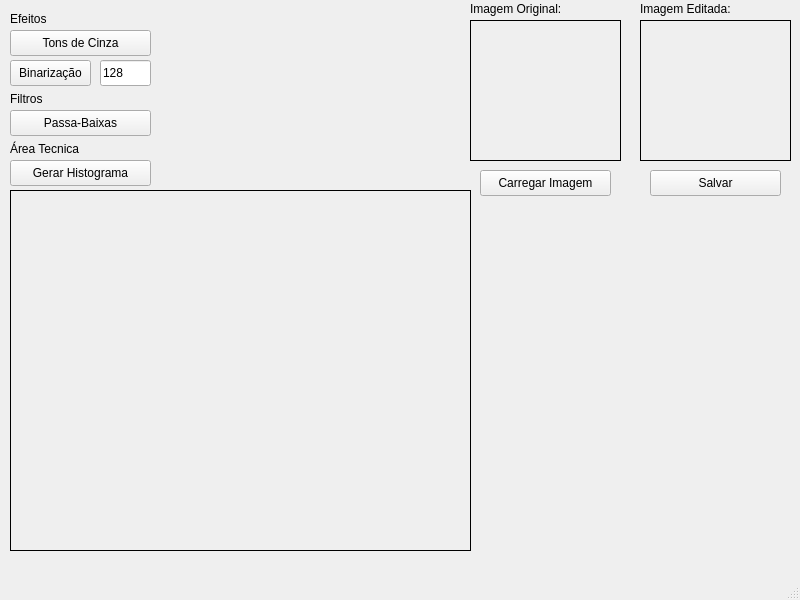
Before: the Qt Designer form mainwindow.ui in broken-usb/pdi-qt, drawn with Qt 5.
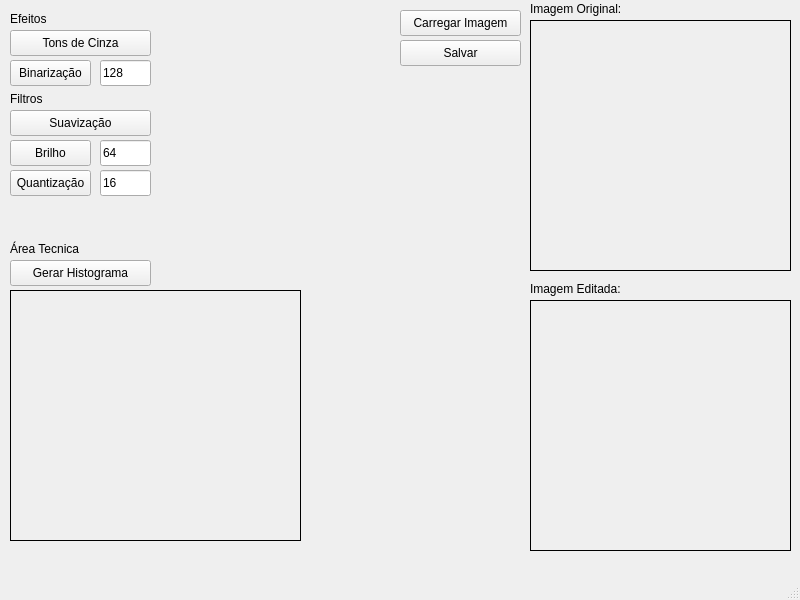
After: the same form once the commit is applied.

Commit message: Adição do efeito de Brilho e Quantização

Diff of the .ui file:
```diff
--- a/mainwindow.ui
+++ b/mainwindow.ui
@@ -17,10 +17,10 @@
    <widget class="QLabel" name="lblOriginal">
     <property name="geometry">
      <rect>
-      <x>470</x>
+      <x>530</x>
       <y>20</y>
-      <width>151</width>
-      <height>141</height>
+      <width>261</width>
+      <height>251</height>
      </rect>
     </property>
     <property name="cursor">
@@ -36,10 +36,10 @@
    <widget class="QLabel" name="lblProcessada">
     <property name="geometry">
      <rect>
-      <x>640</x>
-      <y>20</y>
-      <width>151</width>
-      <height>141</height>
+      <x>530</x>
+      <y>300</y>
+      <width>261</width>
+      <height>251</height>
      </rect>
     </property>
     <property name="cursor">
@@ -55,9 +55,9 @@
    <widget class="QPushButton" name="btnSalvar">
     <property name="geometry">
      <rect>
-      <x>650</x>
-      <y>170</y>
-      <width>131</width>
+      <x>400</x>
+      <y>40</y>
+      <width>121</width>
       <height>26</height>
      </rect>
     </property>
@@ -128,9 +128,9 @@
    <widget class="QPushButton" name="btnCarregar">
     <property name="geometry">
      <rect>
-      <x>480</x>
-      <y>170</y>
-      <width>131</width>
+      <x>400</x>
+      <y>10</y>
+      <width>121</width>
       <height>26</height>
      </rect>
     </property>
@@ -147,7 +147,7 @@
    <widget class="QLabel" name="lblTxtOriginal">
     <property name="geometry">
      <rect>
-      <x>470</x>
+      <x>530</x>
       <y>0</y>
       <width>111</width>
       <height>18</height>
@@ -160,8 +160,8 @@
    <widget class="QLabel" name="lblTxtProcessada">
     <property name="geometry">
      <rect>
-      <x>640</x>
-      <y>0</y>
+      <x>530</x>
+      <y>280</y>
       <width>111</width>
       <height>18</height>
      </rect>
@@ -199,7 +199,7 @@
      <string>&lt;html&gt;&lt;head/&gt;&lt;body&gt;&lt;p&gt;Aplica o filtro de &amp;quot;Passa Baixas&amp;quot;, mais conhecido como Blur/Borrão.&lt;/p&gt;&lt;/body&gt;&lt;/html&gt;</string>
     </property>
     <property name="text">
-     <string>Passa-Baixas</string>
+     <string>Suavização</string>
     </property>
    </widget>
    <widget class="QLabel" name="lblTxtFiltros">
@@ -219,7 +219,7 @@
     <property name="geometry">
      <rect>
       <x>10</x>
-      <y>160</y>
+      <y>260</y>
       <width>141</width>
       <height>26</height>
      </rect>
@@ -235,7 +235,7 @@
     <property name="geometry">
      <rect>
       <x>10</x>
-      <y>140</y>
+      <y>240</y>
       <width>81</width>
       <height>18</height>
      </rect>
@@ -248,9 +248,9 @@
     <property name="geometry">
      <rect>
       <x>10</x>
-      <y>190</y>
-      <width>461</width>
-      <height>361</height>
+      <y>290</y>
+      <width>291</width>
+      <height>251</height>
      </rect>
     </property>
     <property name="cursor">
@@ -266,6 +266,76 @@
      <bool>true</bool>
     </property>
    </widget>
+   <widget class="QPushButton" name="btnBrilho">
+    <property name="geometry">
+     <rect>
+      <x>10</x>
+      <y>140</y>
+      <width>81</width>
+      <height>26</height>
+     </rect>
+    </property>
+    <property name="cursor">
+     <cursorShape>PointingHandCursor</cursorShape>
+    </property>
+    <property name="toolTip">
+     <string>&lt;html&gt;&lt;head/&gt;&lt;body&gt;&lt;p&gt;Filtro para aumentar/diminuir o brilho de acordo com o valor informado.&lt;/p&gt;&lt;/body&gt;&lt;/html&gt;</string>
+    </property>
+    <property name="text">
+     <string>Brilho</string>
+    </property>
+   </widget>
+   <widget class="QLineEdit" name="edtBrilho">
+    <property name="geometry">
+     <rect>
+      <x>100</x>
+      <y>140</y>
+      <width>51</width>
+      <height>26</height>
+     </rect>
+    </property>
+    <property name="toolTip">
+     <string>&lt;html&gt;&lt;head/&gt;&lt;body&gt;&lt;p&gt;Caixinha para informar o valor do aumento de brilho, para diminuir o brilho informe um valor negativo (ex: -32).&lt;/p&gt;&lt;/body&gt;&lt;/html&gt;</string>
+    </property>
+    <property name="text">
+     <string>64</string>
+    </property>
+   </widget>
+   <widget class="QLineEdit" name="edtQuantizacao">
+    <property name="geometry">
+     <rect>
+      <x>100</x>
+      <y>170</y>
+      <width>51</width>
+      <height>26</height>
+     </rect>
+    </property>
+    <property name="toolTip">
+     <string>&lt;html&gt;&lt;head/&gt;&lt;body&gt;&lt;p&gt;Valor que sera utilizado para a quantização.&lt;/p&gt;&lt;/body&gt;&lt;/html&gt;</string>
+    </property>
+    <property name="text">
+     <string>16</string>
+    </property>
+   </widget>
+   <widget class="QPushButton" name="btnQuantizacao">
+    <property name="geometry">
+     <rect>
+      <x>10</x>
+      <y>170</y>
+      <width>81</width>
+      <height>26</height>
+     </rect>
+    </property>
+    <property name="cursor">
+     <cursorShape>PointingHandCursor</cursorShape>
+    </property>
+    <property name="toolTip">
+     <string>&lt;html&gt;&lt;head/&gt;&lt;body&gt;&lt;p&gt;Aplique o efeito de quantização de acordo com o valor informado.&lt;/p&gt;&lt;/body&gt;&lt;/html&gt;</string>
+    </property>
+    <property name="text">
+     <string>Quantização</string>
+    </property>
+   </widget>
   </widget>
   <widget class="QMenuBar" name="menubar">
    <property name="geometry">
```
Left out of the diff: 3 changed lines with no effect on the pictures. The commit also changes 2 other files.
